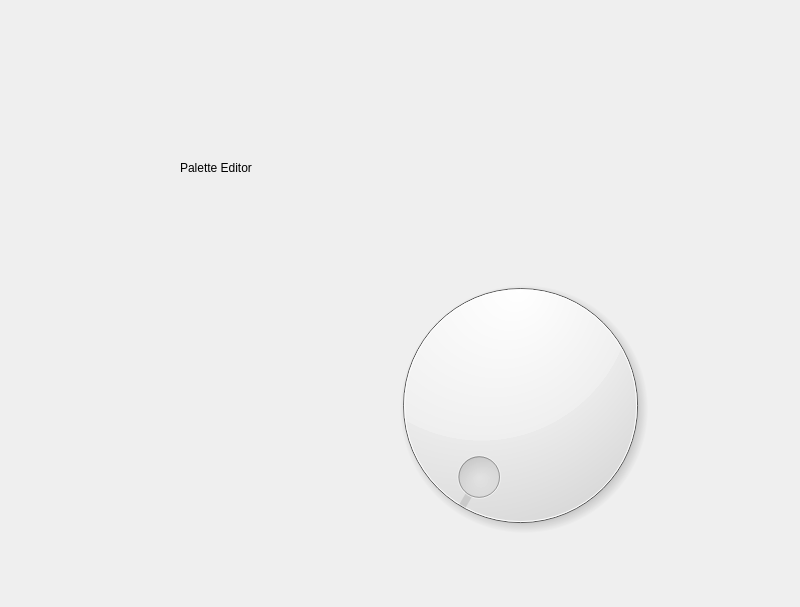
Qt form SDK/src/SDK/Tools/paletteeditor.ui (Starpelly/GameConsole) before a commit.
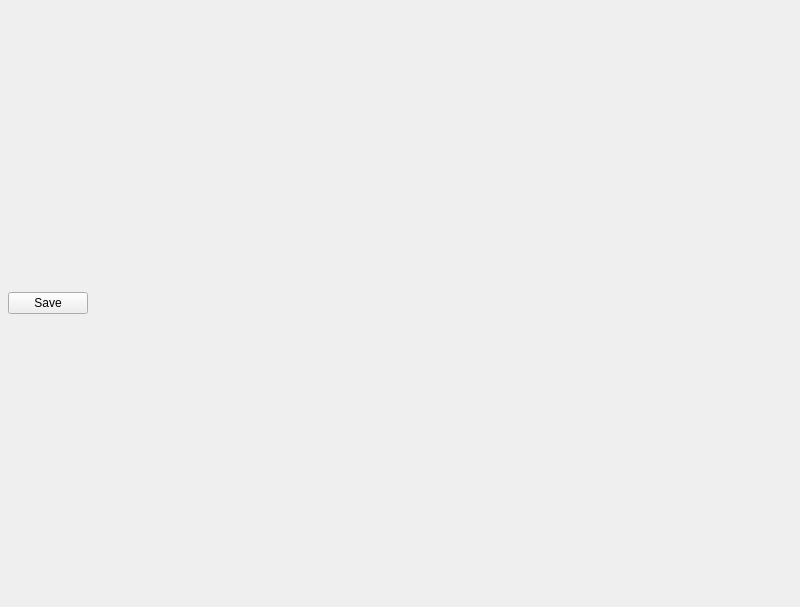
The same form after that commit.

Diff of the .ui file:
```diff
--- a/SDK/src/SDK/Tools/paletteeditor.ui
+++ b/SDK/src/SDK/Tools/paletteeditor.ui
@@ -13,29 +13,76 @@
   <property name="windowTitle">
    <string>Form</string>
   </property>
-  <widget class="QDial" name="dial">
-   <property name="geometry">
-    <rect>
-     <x>340</x>
-     <y>260</y>
-     <width>361</width>
-     <height>291</height>
-    </rect>
+  <layout class="QGridLayout" name="gridLayout">
+   <property name="leftMargin">
+    <number>0</number>
    </property>
-  </widget>
-  <widget class="QLabel" name="label">
-   <property name="geometry">
-    <rect>
-     <x>180</x>
-     <y>160</y>
-     <width>301</width>
-     <height>16</height>
-    </rect>
+   <property name="topMargin">
+    <number>0</number>
    </property>
-   <property name="text">
-    <string>Palette Editor</string>
+   <property name="rightMargin">
+    <number>0</number>
    </property>
-  </widget>
+   <property name="bottomMargin">
+    <number>0</number>
+   </property>
+   <property name="spacing">
+    <number>0</number>
+   </property>
+   <item row="1" column="0">
+    <layout class="QHBoxLayout" name="widgetLayout"/>
+   </item>
+   <item row="0" column="0">
+    <widget class="QWidget" name="horizontalWidget_2" native="true">
+     <property name="minimumSize">
+      <size>
+       <width>0</width>
+       <height>32</height>
+      </size>
+     </property>
+     <property name="maximumSize">
+      <size>
+       <width>16777215</width>
+       <height>32</height>
+      </size>
+     </property>
+     <layout class="QHBoxLayout" name="horizontalLayout">
+      <property name="leftMargin">
+       <number>8</number>
+      </property>
+      <property name="topMargin">
+       <number>0</number>
+      </property>
+      <property name="rightMargin">
+       <number>8</number>
+      </property>
+      <property name="bottomMargin">
+       <number>0</number>
+      </property>
+      <item>
+       <widget class="QPushButton" name="pushButton">
+        <property name="text">
+         <string>Save</string>
+        </property>
+       </widget>
+      </item>
+      <item>
+       <spacer name="horizontalSpacer">
+        <property name="orientation">
+         <enum>Qt::Horizontal</enum>
+        </property>
+        <property name="sizeHint" stdset="0">
+         <size>
+          <width>40</width>
+          <height>20</height>
+         </size>
+        </property>
+       </spacer>
+      </item>
+     </layout>
+    </widget>
+   </item>
+  </layout>
  </widget>
  <resources/>
  <connections/>
```
